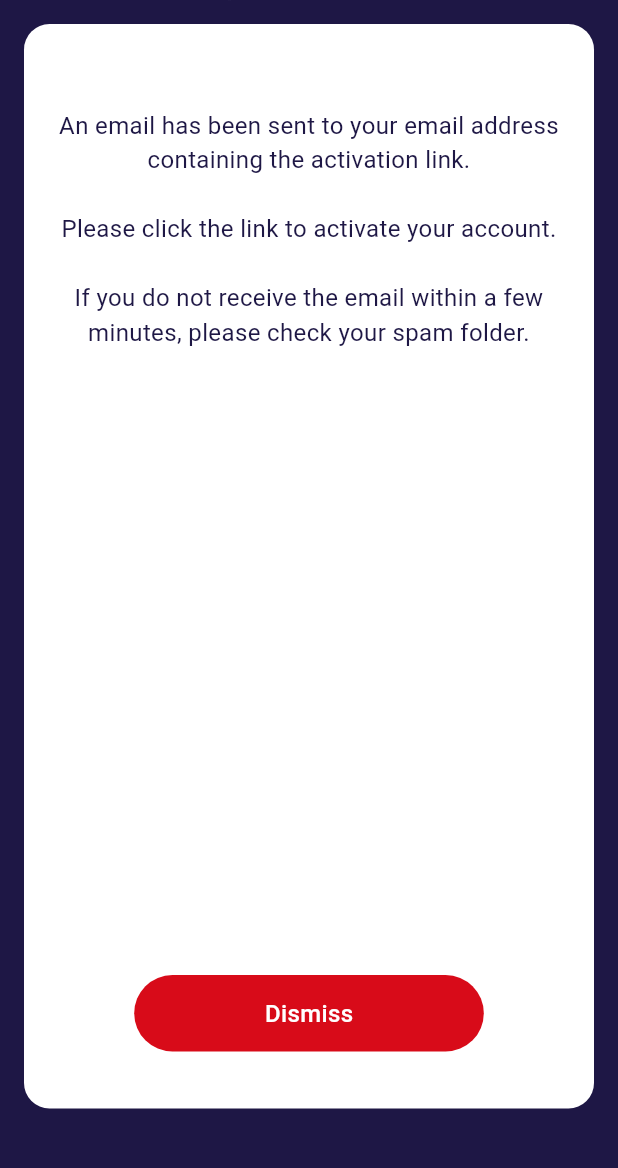
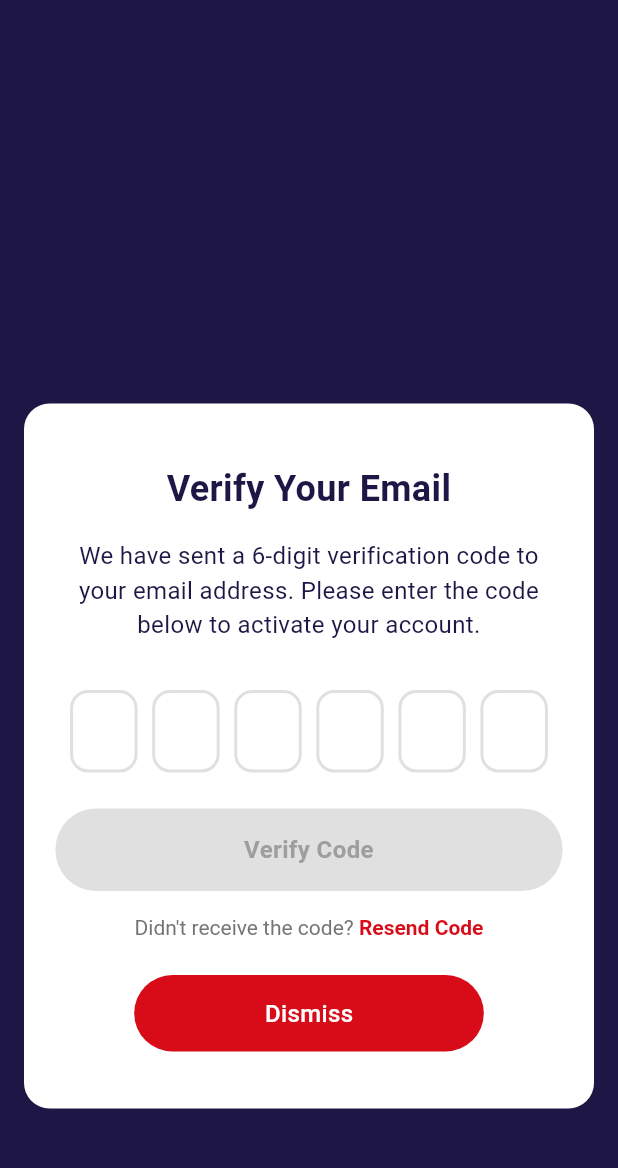
Before and after one commit to mano-emcus/ffe_app, a Flutter app: the ActivationLinkScreen screen opened directly, on a phone screen of 412 x 824 dp, the part 51-1219 px from its top. Run offline on Flutter 3.47's test engine with Material 3 defaults, Android fonts, the phone set to English and light mode, and no system bars; our stand-ins replace flutter_svg, google_fonts, shared_preferences; accounts and stored records are empty.

Commit message:
Implement OTP verification screen with enhanced UI and functionality
- Added OTP input fields for user verification, allowing entry of a 6-digit code.
- Introduced loading indicators during verification process and implemented resend OTP functionality.
- Updated UI components for better user experience, including text styling and layout adjustments.
- Refactored activation link screen to focus on OTP verification flow.

```diff
--- a/lib/screens/activation_link_screen.dart
+++ b/lib/screens/activation_link_screen.dart
@@ -1,6 +1,7 @@
 import 'package:ffe_app/widgets/common_text_field_widget.dart';
 import 'package:flutter/gestures.dart';
 import 'package:flutter/material.dart';
+import 'package:flutter/services.dart';
 import 'package:flutter_svg/svg.dart';
 
 class ActivationLinkScreen extends StatefulWidget {
@@ -11,6 +12,21 @@ class ActivationLinkScreen extends StatefulWidget {
 }
 
 class _ActivationLinkScreenState extends State<ActivationLinkScreen> {
+  final List<TextEditingController> _otpControllers = List.generate(6, (index) => TextEditingController());
+  final List<FocusNode> _focusNodes = List.generate(6, (index) => FocusNode());
+  bool _isLoading = false;
+
+  @override
+  void dispose() {
+    for (var controller in _otpControllers) {
+      controller.dispose();
+    }
+    for (var focusNode in _focusNodes) {
+      focusNode.dispose();
+    }
+    super.dispose();
+  }
+
   @override
   Widget build(BuildContext context) {
     return Scaffold(
@@ -28,7 +44,7 @@ class _ActivationLinkScreenState extends State<ActivationLinkScreen> {
               height: MediaQuery.of(context).size.height - 30,
               child: Align(
                 alignment: Alignment.bottomCenter,
-                child: _buildActivationLinkContainer(),
+                child: _buildOtpVerificationContainer(),
               ),
             ),
           ),
@@ -37,7 +53,7 @@ class _ActivationLinkScreenState extends State<ActivationLinkScreen> {
     );
   }
 
-  Widget _buildActivationLinkContainer() {
+  Widget _buildOtpVerificationContainer() {
     return Padding(
       padding: const EdgeInsets.only(left: 16, right: 16, bottom: 21, top: 50),
       child: Container(
@@ -50,14 +66,24 @@ class _ActivationLinkScreenState extends State<ActivationLinkScreen> {
           padding: const EdgeInsets.only(
             left: 21,
             right: 21,
-            top: 56,
+            top: 40,
             bottom: 38,
           ),
           child: Column(
-            mainAxisAlignment: MainAxisAlignment.spaceBetween,
+            mainAxisSize: MainAxisSize.min,
             children: [
               Text(
-                'An email has been sent to your email address containing the activation link.\n\nPlease click the link to activate your account.\n\nIf you do not receive the email within a few minutes, please check your spam folder.',
+                'Verify Your Email',
+                style: TextStyle(
+                  fontSize: 24,
+                  fontWeight: FontWeight.w600,
+                  color: Color(0xFF1E1745),
+                ),
+                textAlign: TextAlign.center,
+              ),
+              SizedBox(height: 16),
+              Text(
+                'We have sent a 6-digit verification code to your email address. Please enter the code below to activate your account.',
                 style: TextStyle(
                   fontSize: 16,
                   fontWeight: FontWeight.w400,
@@ -65,9 +91,138 @@ class _ActivationLinkScreenState extends State<ActivationLinkScreen> {
                 ),
                 textAlign: TextAlign.center,
               ),
+              SizedBox(height: 32),
+              _buildOtpInputFields(),
+              SizedBox(height: 24),
+              _buildVerifyButton(),
+              SizedBox(height: 16),
+              _buildResendSection(),
+              SizedBox(height: 24),
+              _buildDismissButton(),
+            ],
+          ),
+        ),
+      ),
+    );
+  }
 
-              SizedBox(height: 17),
-              GestureDetector(
+  Widget _buildOtpInputFields() {
+    return Row(
+      mainAxisAlignment: MainAxisAlignment.spaceEvenly,
+      children: List.generate(6, (index) {
+        return Container(
+          width: 45,
+          height: 55,
+          decoration: BoxDecoration(
+            border: Border.all(
+              color: _otpControllers[index].text.isNotEmpty
+                  ? Color(0xFF1E1745)
+                  : Color(0xFFE0E0E0),
+              width: 2,
+            ),
+            borderRadius: BorderRadius.circular(12),
+          ),
+          child: TextField(
+            controller: _otpControllers[index],
+            focusNode: _focusNodes[index],
+            textAlign: TextAlign.center,
+            keyboardType: TextInputType.number,
+            maxLength: 1,
+            style: TextStyle(
+              fontSize: 24,
+              fontWeight: FontWeight.w600,
+              color: Color(0xFF1E1745),
+            ),
+            decoration: InputDecoration(
+              counterText: '',
+              border: InputBorder.none,
+            ),
+            inputFormatters: [
+              FilteringTextInputFormatter.digitsOnly,
+            ],
+            onChanged: (value) {
+              setState(() {});
+              if (value.isNotEmpty) {
+                if (index < 5) {
+                  _focusNodes[index + 1].requestFocus();
+                } else {
+                  _focusNodes[index].unfocus();
+                }
+              } else if (value.isEmpty && index > 0) {
+                _focusNodes[index - 1].requestFocus();
+              }
+            },
+          ),
+        );
+      }),
+    );
+  }
+
+  Widget _buildVerifyButton() {
+    bool isOtpComplete = _otpControllers.every((controller) => controller.text.isNotEmpty);
+
+    return GestureDetector(
+      onTap: isOtpComplete && !_isLoading ? _verifyOtp : null,
+      child: Container(
+        width: double.infinity,
+        decoration: BoxDecoration(
+          color: isOtpComplete ? Color(0xFF1E1745) : Color(0xFFE0E0E0),
+          borderRadius: BorderRadius.circular(27),
+        ),
+        child: Padding(
+          padding: const EdgeInsets.symmetric(vertical: 16),
+          child: _isLoading
+              ? Center(
+                  child: SizedBox(
+                    width: 20,
+                    height: 20,
+                    child: CircularProgressIndicator(
+                      strokeWidth: 2,
+                      valueColor: AlwaysStoppedAnimation<Color>(Colors.white),
+                    ),
+                  ),
+                )
+              : Text(
+                  'Verify Code',
+                  style: TextStyle(
+                    fontSize: 16,
+                    fontWeight: FontWeight.w600,
+                    color: isOtpComplete ? Colors.white : Color(0xFF9E9E9E),
+                  ),
+                  textAlign: TextAlign.center,
+                ),
+        ),
+      ),
+    );
+  }
+
+  Widget _buildResendSection() {
+    return RichText(
+      textAlign: TextAlign.center,
+      text: TextSpan(
+        text: "Didn't receive the code? ",
+        style: TextStyle(
+          fontSize: 14,
+          color: Color(0xFF757575),
+        ),
+        children: [
+          TextSpan(
+            text: "Resend Code",
+            style: TextStyle(
+              fontSize: 14,
+              color: Color(0xFFD80B19),
+              fontWeight: FontWeight.w600,
+            ),
+            recognizer: TapGestureRecognizer()
+              ..onTap = _resendOtp,
+          ),
+        ],
+      ),
+    );
+  }
+
+  Widget _buildDismissButton() {
+    return GestureDetector(
       onTap: () {
         Navigator.pop(context);
       },
@@ -91,10 +246,50 @@ class _ActivationLinkScreenState extends State<ActivationLinkScreen> {
           ),
         ),
       ),
-              ),
-            ],
-          ),
-        ),
+    );
+  }
+
+  void _verifyOtp() {
+    setState(() {
+      _isLoading = true;
+    });
+
+    String otp = _otpControllers.map((controller) => controller.text).join();
+
+    // TODO: Implement actual OTP verification logic here
+    print('Verifying OTP: $otp');
+
+    // Simulate API call
+    Future.delayed(Duration(seconds: 2), () {
+      setState(() {
+        _isLoading = false;
+      });
+
+      // TODO: Handle verification result
+      // On success: Navigate to next screen
+      // On failure: Show error message
+    });
+  }
+
+  void _resendOtp() {
+    // TODO: Implement resend OTP logic here
+    print('Resending OTP...');
+
+    // Clear current OTP fields
+    for (var controller in _otpControllers) {
+      controller.clear();
+    }
+    setState(() {});
+
+    // Focus on first field
+    _focusNodes[0].requestFocus();
+
+    // Show snackbar confirmation
+    ScaffoldMessenger.of(context).showSnackBar(
+      SnackBar(
+        content: Text('Verification code sent successfully'),
+        backgroundColor: Color(0xFF1E1745),
+        duration: Duration(seconds: 2),
       ),
     );
   }
```
Also changed, not shown: lib/screens/sign_in_screen.dart (line endings or trailing spaces). Lines whose indentation alone changed are shown as unchanged.
